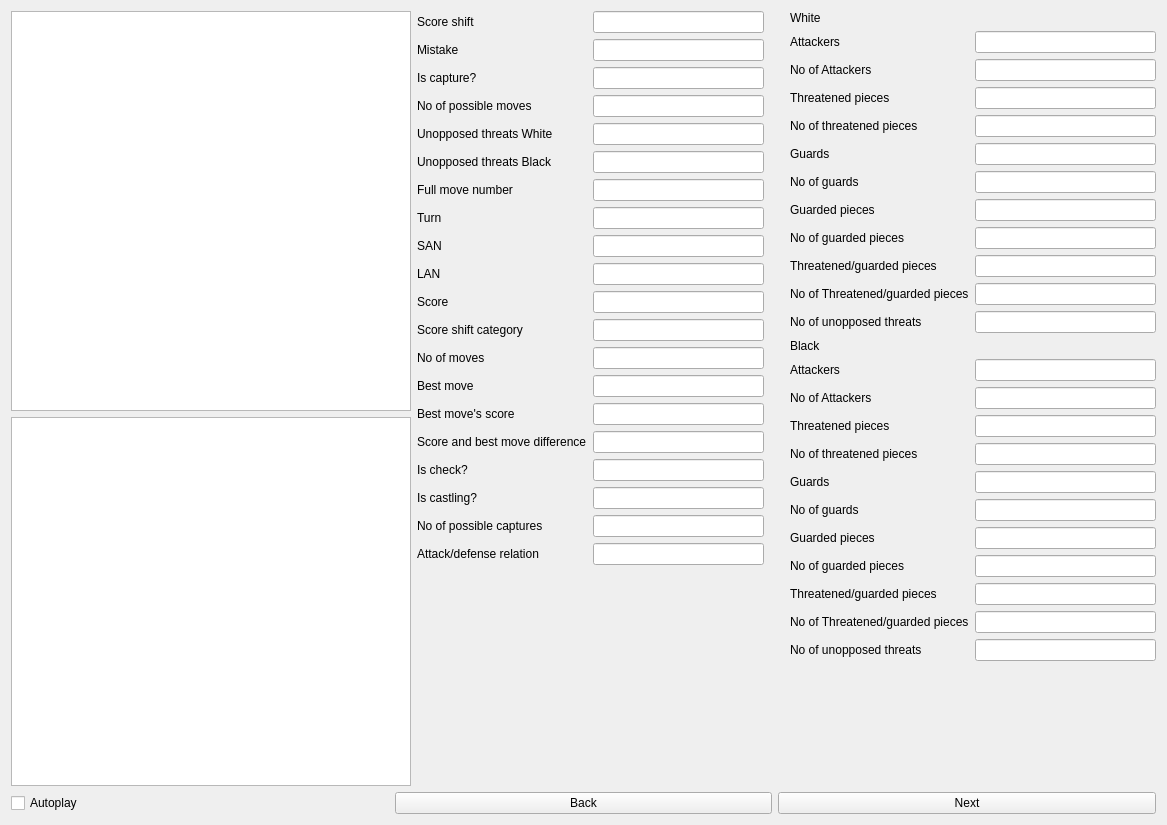
endoffline/ChessMusicGUI, file ChessMusicGUI/ChessMusicGUI.ui: the form before one commit.
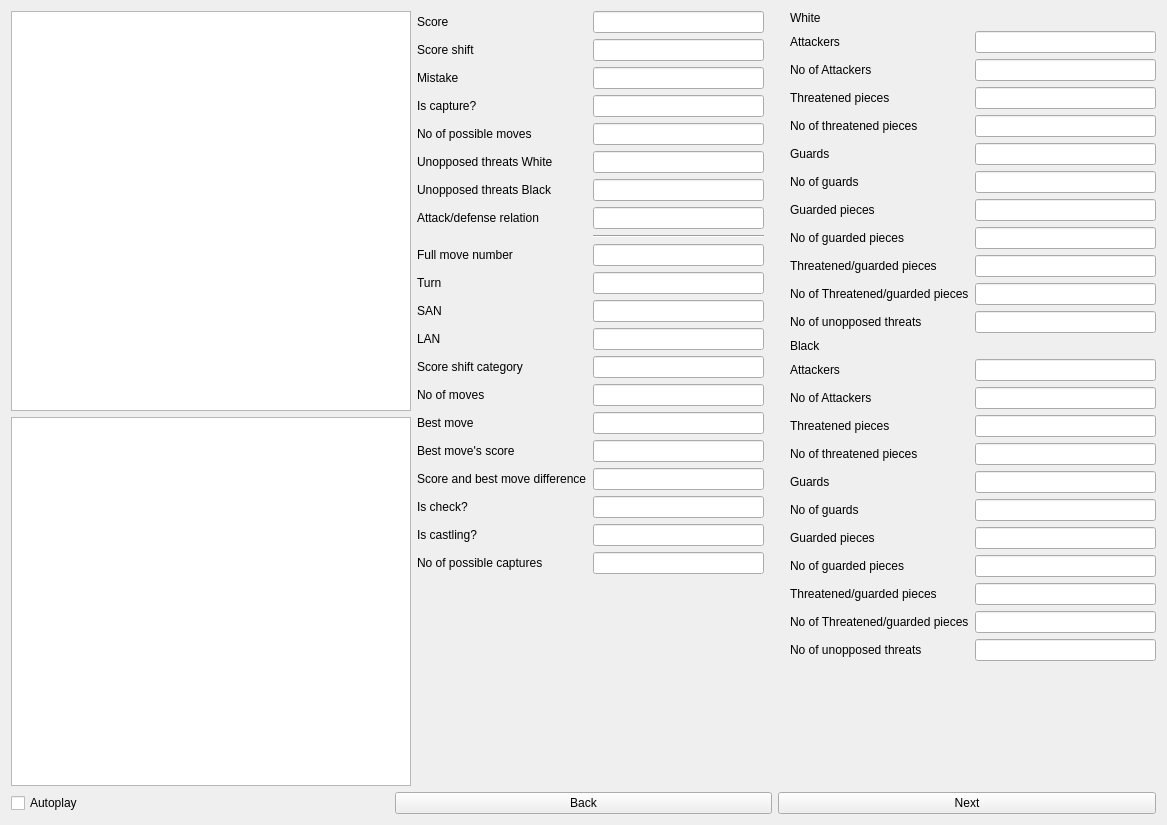
The form after the commit.

Patch:
```diff
--- a/ChessMusicGUI/ChessMusicGUI.ui
+++ b/ChessMusicGUI/ChessMusicGUI.ui
@@ -57,206 +57,213 @@
        <property name="rightMargin">
         <number>20</number>
        </property>
+       <item row="0" column="0">
+        <widget class="QLabel" name="score_label">
+         <property name="text">
+          <string>Score</string>
+         </property>
+        </widget>
+       </item>
+       <item row="0" column="1">
+        <widget class="QLineEdit" name="score_lineEdit"/>
+       </item>
+       <item row="1" column="0">
+        <widget class="QLabel" name="score_shift_label">
+         <property name="text">
+          <string>Score shift</string>
+         </property>
+        </widget>
+       </item>
+       <item row="1" column="1">
+        <widget class="QLineEdit" name="score_shift_lineEdit"/>
+       </item>
+       <item row="2" column="0">
+        <widget class="QLabel" name="best_move_score_difference_category_label">
+         <property name="text">
+          <string>Mistake</string>
+         </property>
+        </widget>
+       </item>
+       <item row="2" column="1">
+        <widget class="QLineEdit" name="best_move_score_difference_category_lineEdit"/>
+       </item>
+       <item row="3" column="0">
+        <widget class="QLabel" name="is_capture_label">
+         <property name="text">
+          <string>Is capture?</string>
+         </property>
+        </widget>
+       </item>
+       <item row="3" column="1">
+        <widget class="QLineEdit" name="is_capture_lineEdit"/>
+       </item>
+       <item row="4" column="0">
+        <widget class="QLabel" name="possible_moves_count_label">
+         <property name="text">
+          <string>No of possible moves</string>
+         </property>
+        </widget>
+       </item>
+       <item row="4" column="1">
+        <widget class="QLineEdit" name="possible_moves_count_lineEdit"/>
+       </item>
+       <item row="5" column="0">
+        <widget class="QLabel" name="unopposed_threats_white_label">
+         <property name="text">
+          <string>Unopposed threats White</string>
+         </property>
+        </widget>
+       </item>
+       <item row="5" column="1">
+        <widget class="QLineEdit" name="unopposed_threats_white_lineEdit"/>
+       </item>
        <item row="6" column="0">
+        <widget class="QLabel" name="unopposed_threats_black_label">
+         <property name="text">
+          <string>Unopposed threats Black</string>
+         </property>
+        </widget>
+       </item>
+       <item row="6" column="1">
+        <widget class="QLineEdit" name="unopposed_threats_black_lineEdit"/>
+       </item>
+       <item row="7" column="0">
+        <widget class="QLabel" name="attack_defense_relation_label">
+         <property name="text">
+          <string>Attack/defense relation</string>
+         </property>
+        </widget>
+       </item>
+       <item row="7" column="1">
+        <widget class="QLineEdit" name="attack_defense_relation_lineEdit"/>
+       </item>
+       <item row="9" column="0">
         <widget class="QLabel" name="fullmove_number_label">
          <property name="text">
           <string>Full move number</string>
          </property>
         </widget>
        </item>
-       <item row="6" column="1">
+       <item row="9" column="1">
         <widget class="QLineEdit" name="fullmove_number_lineEdit"/>
        </item>
-       <item row="7" column="0">
+       <item row="10" column="0">
         <widget class="QLabel" name="turn_label">
          <property name="text">
           <string>Turn</string>
          </property>
         </widget>
        </item>
-       <item row="7" column="1">
+       <item row="10" column="1">
         <widget class="QLineEdit" name="turn_lineEdit"/>
        </item>
-       <item row="8" column="0">
+       <item row="11" column="0">
         <widget class="QLabel" name="san_label">
          <property name="text">
           <string>SAN</string>
          </property>
         </widget>
        </item>
-       <item row="8" column="1">
+       <item row="11" column="1">
         <widget class="QLineEdit" name="san_lineEdit"/>
        </item>
-       <item row="9" column="0">
+       <item row="12" column="0">
         <widget class="QLabel" name="lan_label">
          <property name="text">
           <string>LAN</string>
          </property>
         </widget>
        </item>
-       <item row="9" column="1">
+       <item row="12" column="1">
         <widget class="QLineEdit" name="lan_lineEdit"/>
        </item>
-       <item row="10" column="0">
-        <widget class="QLabel" name="score_label">
+       <item row="15" column="0">
+        <widget class="QLabel" name="score_shift_category_label">
          <property name="text">
-          <string>Score</string>
+          <string>Score shift category</string>
          </property>
         </widget>
        </item>
-       <item row="10" column="1">
-        <widget class="QLineEdit" name="score_lineEdit"/>
+       <item row="15" column="1">
+        <widget class="QLineEdit" name="score_shift_category_lineEdit"/>
        </item>
-       <item row="13" column="0">
+       <item row="16" column="0">
         <widget class="QLabel" name="move_count_label">
          <property name="text">
           <string>No of moves</string>
          </property>
         </widget>
        </item>
-       <item row="13" column="1">
+       <item row="16" column="1">
         <widget class="QLineEdit" name="move_count_lineEdit"/>
        </item>
-       <item row="14" column="0">
+       <item row="17" column="0">
         <widget class="QLabel" name="best_move_label">
          <property name="text">
           <string>Best move</string>
          </property>
         </widget>
        </item>
-       <item row="14" column="1">
+       <item row="17" column="1">
         <widget class="QLineEdit" name="best_move_lineEdit"/>
        </item>
-       <item row="15" column="0">
+       <item row="18" column="0">
         <widget class="QLabel" name="best_move_score_label">
          <property name="text">
           <string>Best move's score</string>
          </property>
         </widget>
        </item>
-       <item row="15" column="1">
+       <item row="18" column="1">
         <widget class="QLineEdit" name="best_move_score_lineEdit"/>
        </item>
-       <item row="16" column="0">
+       <item row="19" column="0">
         <widget class="QLabel" name="best_move_score_difference_label">
          <property name="text">
           <string>Score and best move difference</string>
          </property>
         </widget>
        </item>
-       <item row="16" column="1">
+       <item row="19" column="1">
         <widget class="QLineEdit" name="best_move_score_difference_lineEdit"/>
        </item>
-       <item row="18" column="0">
+       <item row="21" column="0">
         <widget class="QLabel" name="is_check_label">
          <property name="text">
           <string>Is check?</string>
          </property>
         </widget>
        </item>
-       <item row="18" column="1">
+       <item row="21" column="1">
         <widget class="QLineEdit" name="is_check_lineEdit"/>
        </item>
-       <item row="20" column="0">
+       <item row="23" column="0">
         <widget class="QLabel" name="is_castling_label">
          <property name="text">
           <string>Is castling?</string>
          </property>
         </widget>
        </item>
-       <item row="20" column="1">
+       <item row="23" column="1">
         <widget class="QLineEdit" name="is_castling_lineEdit"/>
        </item>
-       <item row="22" column="0">
+       <item row="25" column="0">
         <widget class="QLabel" name="is_capture_count_label">
          <property name="text">
           <string>No of possible captures</string>
          </property>
         </widget>
        </item>
-       <item row="22" column="1">
+       <item row="25" column="1">
         <widget class="QLineEdit" name="is_capture_count_lineEdit"/>
        </item>
-       <item row="12" column="1">
-        <widget class="QLineEdit" name="score_shift_category_lineEdit"/>
-       </item>
-       <item row="12" column="0">
-        <widget class="QLabel" name="score_shift_category_label">
-         <property name="text">
-          <string>Score shift category</string>
+       <item row="8" column="1">
+        <widget class="Line" name="line">
+         <property name="orientation">
+          <enum>Qt::Horizontal</enum>
          </property>
         </widget>
        </item>
-       <item row="0" column="0">
-        <widget class="QLabel" name="score_shift_label">
-         <property name="text">
-          <string>Score shift</string>
-         </property>
-        </widget>
-       </item>
-       <item row="0" column="1">
-        <widget class="QLineEdit" name="score_shift_lineEdit"/>
-       </item>
-       <item row="1" column="0">
-        <widget class="QLabel" name="best_move_score_difference_category_label">
-         <property name="text">
-          <string>Mistake</string>
-         </property>
-        </widget>
-       </item>
-       <item row="1" column="1">
-        <widget class="QLineEdit" name="best_move_score_difference_category_lineEdit"/>
-       </item>
-       <item row="2" column="0">
-        <widget class="QLabel" name="is_capture_label">
-         <property name="text">
-          <string>Is capture?</string>
-         </property>
-        </widget>
-       </item>
-       <item row="2" column="1">
-        <widget class="QLineEdit" name="is_capture_lineEdit"/>
-       </item>
-       <item row="3" column="0">
-        <widget class="QLabel" name="possible_moves_count_label">
-         <property name="text">
-          <string>No of possible moves</string>
-         </property>
-        </widget>
-       </item>
-       <item row="3" column="1">
-        <widget class="QLineEdit" name="possible_moves_count_lineEdit"/>
-       </item>
-       <item row="4" column="0">
-        <widget class="QLabel" name="unopposed_threats_white_label">
-         <property name="text">
-          <string>Unopposed threats White</string>
-         </property>
-        </widget>
-       </item>
-       <item row="4" column="1">
-        <widget class="QLineEdit" name="unopposed_threats_white_lineEdit"/>
-       </item>
-       <item row="5" column="0">
-        <widget class="QLabel" name="unopposed_threats_black_label">
-         <property name="text">
-          <string>Unopposed threats Black</string>
-         </property>
-        </widget>
-       </item>
-       <item row="5" column="1">
-        <widget class="QLineEdit" name="unopposed_threats_black_lineEdit"/>
-       </item>
-       <item row="23" column="0">
-        <widget class="QLabel" name="attack_defense_relation_label">
-         <property name="text">
-          <string>Attack/defense relation</string>
-         </property>
-        </widget>
-       </item>
-       <item row="23" column="1">
-        <widget class="QLineEdit" name="attack_defense_relation_lineEdit"/>
-       </item>
       </layout>
      </item>
      <item>
```
